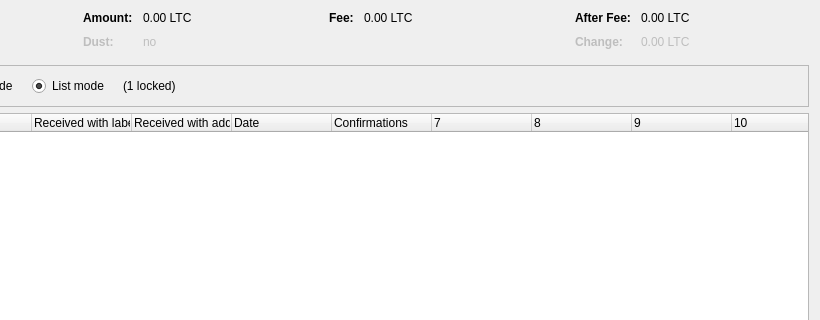
This is src/qt/forms/coincontroldialog.ui in ShorelineCrypto/nengcoin as Qt 5 draws it before an edit; both pictures show x 180 to 1000 and y 0 to 320 of the 1000 by 500 pixel window. The edited form follows.
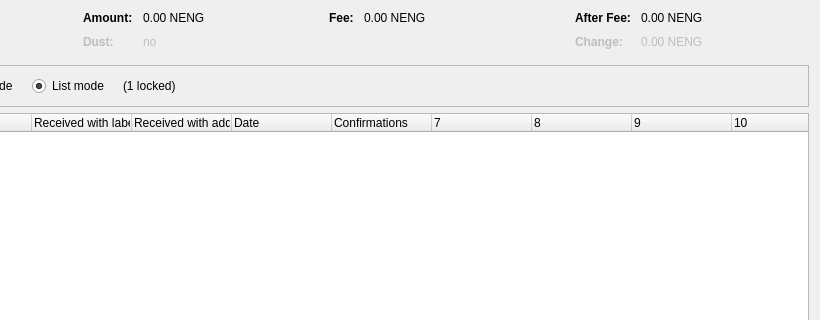
This is the edited form. Custom widgets are drawn as their Qt base class.

Patch:
```diff
--- a/src/qt/forms/coincontroldialog.ui
+++ b/src/qt/forms/coincontroldialog.ui
@@ -132,7 +132,7 @@
           <enum>Qt::ActionsContextMenu</enum>
          </property>
          <property name="text">
-          <string notr="true">0.00 LTC</string>
+          <string notr="true">0.00 NENG</string>
          </property>
          <property name="textInteractionFlags">
           <set>Qt::LinksAccessibleByMouse|Qt::TextSelectableByKeyboard|Qt::TextSelectableByMouse</set>
@@ -212,7 +212,7 @@
           <enum>Qt::ActionsContextMenu</enum>
          </property>
          <property name="text">
-          <string notr="true">0.00 LTC</string>
+          <string notr="true">0.00 NENG</string>
          </property>
          <property name="textInteractionFlags">
           <set>Qt::LinksAccessibleByMouse|Qt::TextSelectableByKeyboard|Qt::TextSelectableByMouse</set>
@@ -257,7 +257,7 @@
           <enum>Qt::ActionsContextMenu</enum>
          </property>
          <property name="text">
-          <string notr="true">0.00 LTC</string>
+          <string notr="true">0.00 NENG</string>
          </property>
          <property name="textInteractionFlags">
           <set>Qt::LinksAccessibleByMouse|Qt::TextSelectableByKeyboard|Qt::TextSelectableByMouse</set>
@@ -292,7 +292,7 @@
           <enum>Qt::ActionsContextMenu</enum>
          </property>
          <property name="text">
-          <string notr="true">0.00 LTC</string>
+          <string notr="true">0.00 NENG</string>
          </property>
          <property name="textInteractionFlags">
           <set>Qt::LinksAccessibleByMouse|Qt::TextSelectableByKeyboard|Qt::TextSelectableByMouse</set>
```
